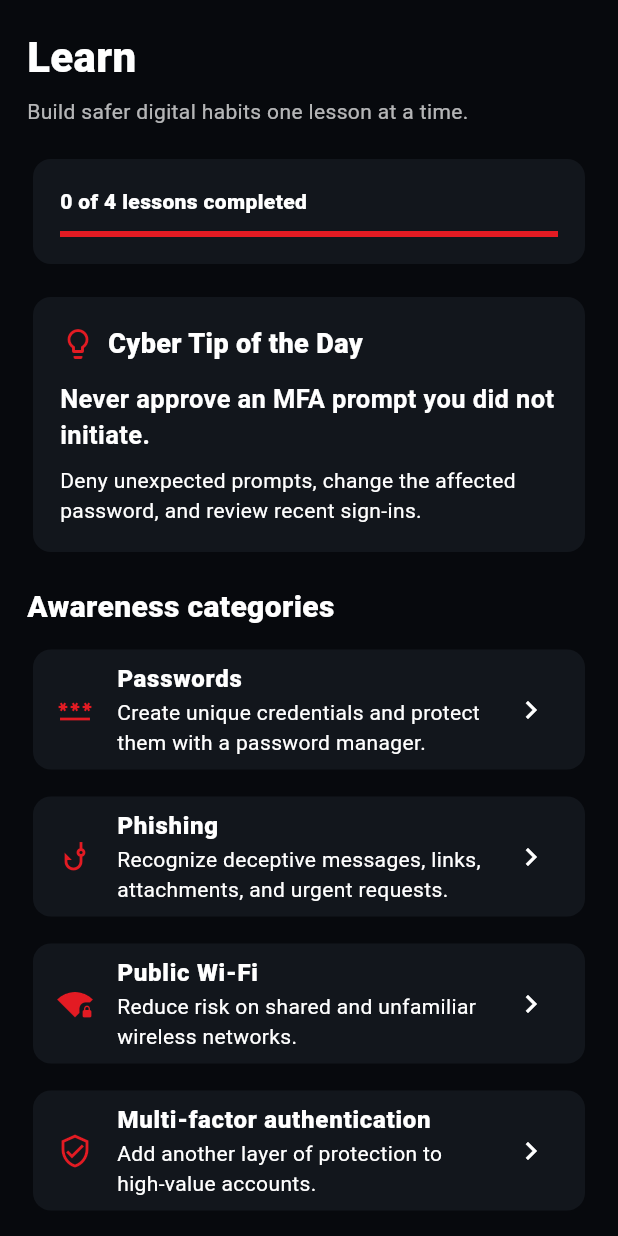
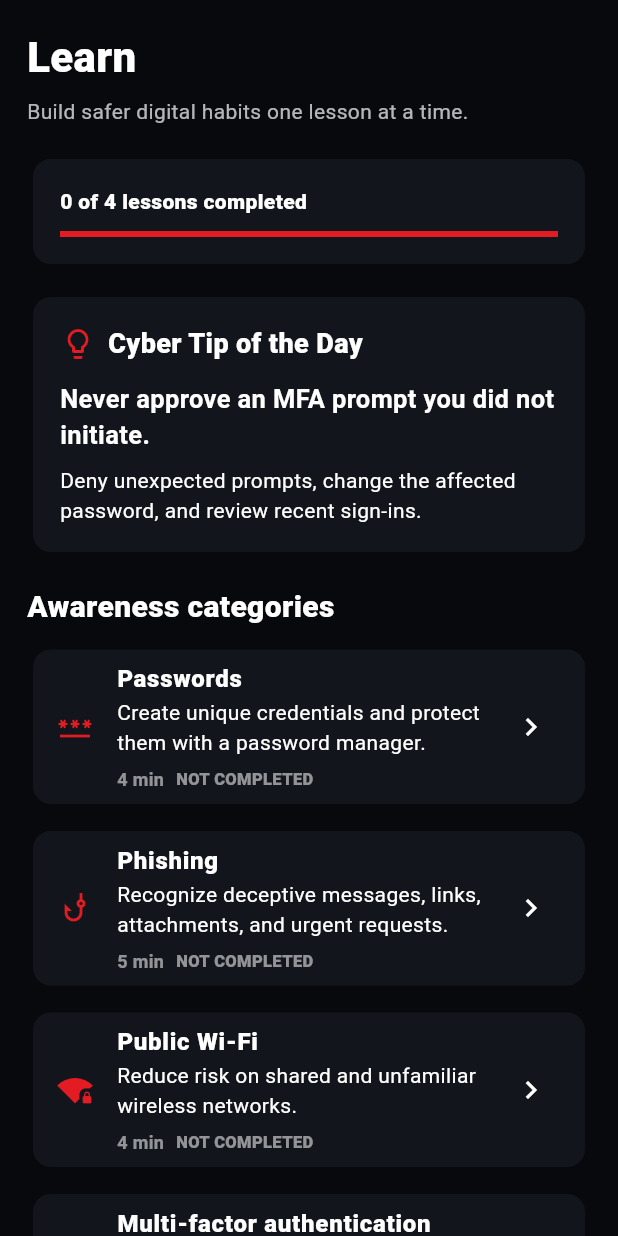
Before and after one commit to brett1828/shadowscan-mobile, a Flutter app: the LearnCenter widget shown alone on an empty page, opened directly, on a phone screen of 412 x 824 dp. Run offline on Flutter 3.47's test engine with Material 3 defaults, Android fonts, the light colour scheme and no system bars; our stand-ins replace shared_preferences; accounts and stored records are empty.

Commit message:
Improve Learn Center completion and quiz feedback

```diff
--- a/lib/learn_center.dart
+++ b/lib/learn_center.dart
@@ -19,6 +19,7 @@ class _LearnCenterState extends State<LearnCenter> {
       icon: Icons.password,
       title: 'Passwords',
       summary: 'Create unique credentials and protect them with a password manager.',
+      durationMinutes: 4,
       points: [
         'Use a unique password for every important account.',
         'Prefer long generated passwords instead of predictable variations.',
@@ -31,6 +32,7 @@ class _LearnCenterState extends State<LearnCenter> {
       icon: Icons.phishing,
       title: 'Phishing',
       summary: 'Recognize deceptive messages, links, attachments, and urgent requests.',
+      durationMinutes: 5,
       points: [
         'Slow down when a message creates urgency or pressure.',
         'Verify payment, password-reset, and login requests through a separate channel.',
@@ -43,6 +45,7 @@ class _LearnCenterState extends State<LearnCenter> {
       icon: Icons.wifi_lock,
       title: 'Public Wi-Fi',
       summary: 'Reduce risk on shared and unfamiliar wireless networks.',
+      durationMinutes: 4,
       points: [
         'Confirm the exact network name with staff before connecting.',
         'Prefer cellular data for sensitive transactions when practical.',
@@ -55,6 +58,7 @@ class _LearnCenterState extends State<LearnCenter> {
       icon: Icons.verified_user_outlined,
       title: 'Multi-factor authentication',
       summary: 'Add another layer of protection to high-value accounts.',
+      durationMinutes: 4,
       points: [
         'Prefer passkeys, security keys, or authenticator apps where available.',
         'Never approve an MFA prompt you did not initiate.',
@@ -128,20 +132,47 @@ class _LearnCenterState extends State<LearnCenter> {
         const Text('Awareness categories', style: TextStyle(fontSize: 20, fontWeight: FontWeight.w800)),
         const SizedBox(height: 10),
         ...lessons.map(
-          (lesson) => Padding(
+          (lesson) {
+            final complete = _completed.contains(lesson.id);
+            return Padding(
               padding: const EdgeInsets.only(bottom: 10),
               child: Card(
                 child: ListTile(
                   leading: Icon(lesson.icon, color: _red),
                   title: Text(lesson.title, style: const TextStyle(fontWeight: FontWeight.w800)),
-                subtitle: Text(lesson.summary),
-                trailing: _completed.contains(lesson.id)
+                  subtitle: Column(
+                    crossAxisAlignment: CrossAxisAlignment.start,
+                    children: [
+                      Text(lesson.summary),
+                      const SizedBox(height: 6),
+                      Wrap(
+                        spacing: 8,
+                        crossAxisAlignment: WrapCrossAlignment.center,
+                        children: [
+                          Text(
+                            '${lesson.durationMinutes} min',
+                            style: const TextStyle(color: Colors.white54, fontSize: 12, fontWeight: FontWeight.w700),
+                          ),
+                          Text(
+                            complete ? 'COMPLETED' : 'NOT COMPLETED',
+                            style: TextStyle(
+                              color: complete ? Colors.greenAccent : Colors.white54,
+                              fontSize: 11,
+                              fontWeight: FontWeight.w800,
+                            ),
+                          ),
+                        ],
+                      ),
+                    ],
+                  ),
+                  trailing: complete
                       ? const Icon(Icons.check_circle, color: Colors.greenAccent)
                       : const Icon(Icons.chevron_right),
                   onTap: () => _openLesson(lesson),
                 ),
               ),
-          ),
+            );
+          },
         ),
         const SizedBox(height: 18),
         const Text('Quick knowledge check', style: TextStyle(fontSize: 20, fontWeight: FontWeight.w800)),
@@ -158,6 +189,7 @@ class CyberLesson {
     required this.icon,
     required this.title,
     required this.summary,
+    required this.durationMinutes,
     required this.points,
   });
 
@@ -165,6 +197,7 @@ class CyberLesson {
   final IconData icon;
   final String title;
   final String summary;
+  final int durationMinutes;
   final List<String> points;
 }
 
@@ -199,7 +232,23 @@ class _LessonScreenState extends State<LessonScreen> {
         padding: const EdgeInsets.all(20),
         children: [
           Icon(widget.lesson.icon, size: 64, color: _red),
-          const SizedBox(height: 18),
+          const SizedBox(height: 14),
+          Wrap(
+            alignment: WrapAlignment.center,
+            spacing: 8,
+            children: [
+              Chip(
+                avatar: const Icon(Icons.schedule, size: 16),
+                label: Text('${widget.lesson.durationMinutes} min'),
+              ),
+              if (_completed)
+                const Chip(
+                  avatar: Icon(Icons.check_circle, size: 16, color: Colors.greenAccent),
+                  label: Text('Completed'),
+                ),
+            ],
+          ),
+          const SizedBox(height: 12),
           Text(
             widget.lesson.summary,
             textAlign: TextAlign.center,
@@ -276,7 +325,6 @@ class QuizCard extends StatefulWidget {
 
 class _QuizCardState extends State<QuizCard> {
   int? _selected;
-  bool _checked = false;
 
   static const options = <String>[
     'Approve it quickly so the prompt goes away',
@@ -284,8 +332,22 @@ class _QuizCardState extends State<QuizCard> {
     'Ignore every future MFA prompt',
   ];
 
+  String get _feedback {
+    switch (_selected) {
+      case 0:
+        return 'That is unsafe. Approving an unexpected prompt can authorize an attacker. This technique is often called MFA fatigue or push bombing.';
+      case 1:
+        return 'Correct. Deny the unexpected prompt, then review recent sign-ins, active sessions, password security, and MFA settings.';
+      case 2:
+        return 'Not quite. Ignoring every future prompt can hide legitimate activity. Deny unexpected prompts and investigate why they appeared.';
+      default:
+        return '';
+    }
+  }
+
   @override
   Widget build(BuildContext context) {
+    final correct = _selected == 1;
     return Card(
       child: Padding(
         padding: const EdgeInsets.all(16),
@@ -299,29 +361,51 @@ class _QuizCardState extends State<QuizCard> {
             const SizedBox(height: 10),
             ...List.generate(
               options.length,
-              (index) => RadioListTile<int>(
+              (index) {
+                final selected = _selected == index;
+                return Card(
+                  color: selected ? _red.withValues(alpha: .12) : Colors.transparent,
+                  shape: RoundedRectangleBorder(
+                    borderRadius: BorderRadius.circular(12),
+                    side: BorderSide(color: selected ? _red : Colors.transparent),
+                  ),
+                  child: RadioListTile<int>(
                     value: index,
                     groupValue: _selected,
+                    activeColor: _red,
                     title: Text(options[index]),
-                onChanged: (value) => setState(() {
-                  _selected = value;
-                  _checked = false;
-                }),
+                    onChanged: (value) => setState(() => _selected = value),
+                  ),
+                );
+              },
+            ),
+            if (_selected != null) ...[
+              const SizedBox(height: 10),
+              Container(
+                width: double.infinity,
+                padding: const EdgeInsets.all(14),
+                decoration: BoxDecoration(
+                  color: (correct ? Colors.greenAccent : _red).withValues(alpha: .10),
+                  borderRadius: BorderRadius.circular(12),
+                  border: Border.all(
+                    color: (correct ? Colors.greenAccent : _red).withValues(alpha: .55),
                   ),
                 ),
-            FilledButton(
-              onPressed: _selected == null ? null : () => setState(() => _checked = true),
-              child: const Text('CHECK ANSWER'),
+                child: Row(
+                  crossAxisAlignment: CrossAxisAlignment.start,
+                  children: [
+                    Icon(
+                      correct ? Icons.check_circle_outline : Icons.info_outline,
+                      color: correct ? Colors.greenAccent : _red,
                     ),
-            if (_checked) ...[
-              const SizedBox(height: 12),
-              Text(
-                _selected == 1
-                    ? 'Correct. Deny the prompt and investigate the account.'
-                    : 'Not quite. Unexpected MFA prompts can indicate an attempted account takeover.',
-                style: TextStyle(
-                  color: _selected == 1 ? Colors.greenAccent : _red,
-                  fontWeight: FontWeight.w700,
+                    const SizedBox(width: 10),
+                    Expanded(
+                      child: Text(
+                        _feedback,
+                        style: const TextStyle(fontWeight: FontWeight.w600, height: 1.4),
+                      ),
+                    ),
+                  ],
                 ),
               ),
             ],
```
Lines whose indentation alone changed are shown as unchanged.
